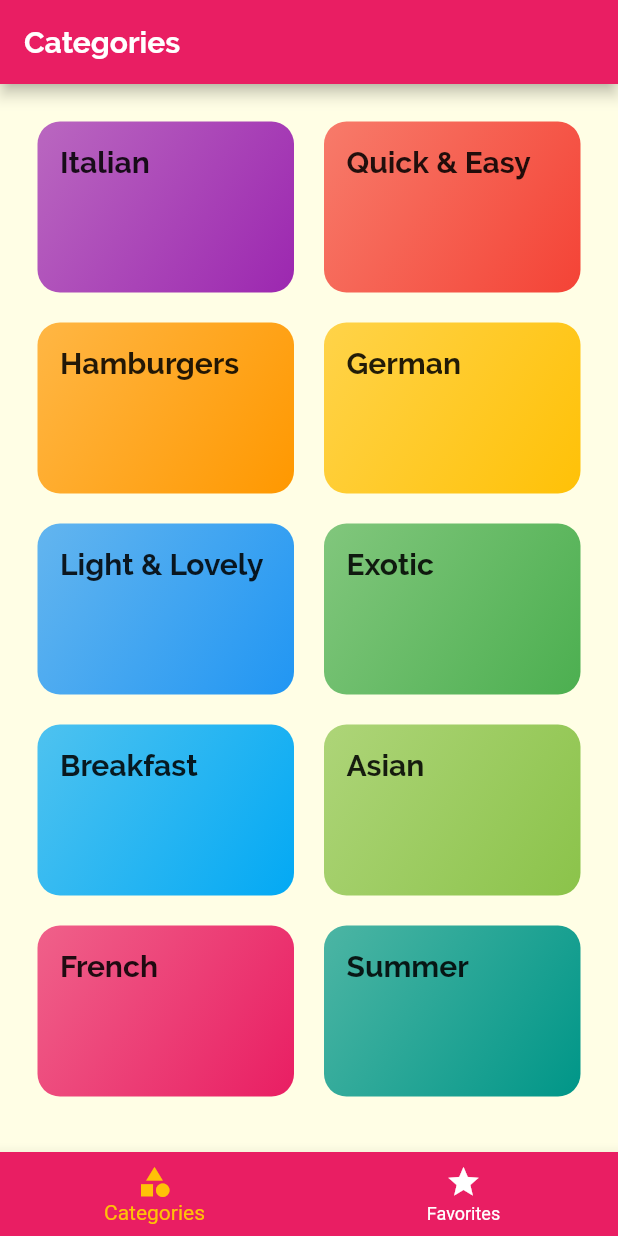
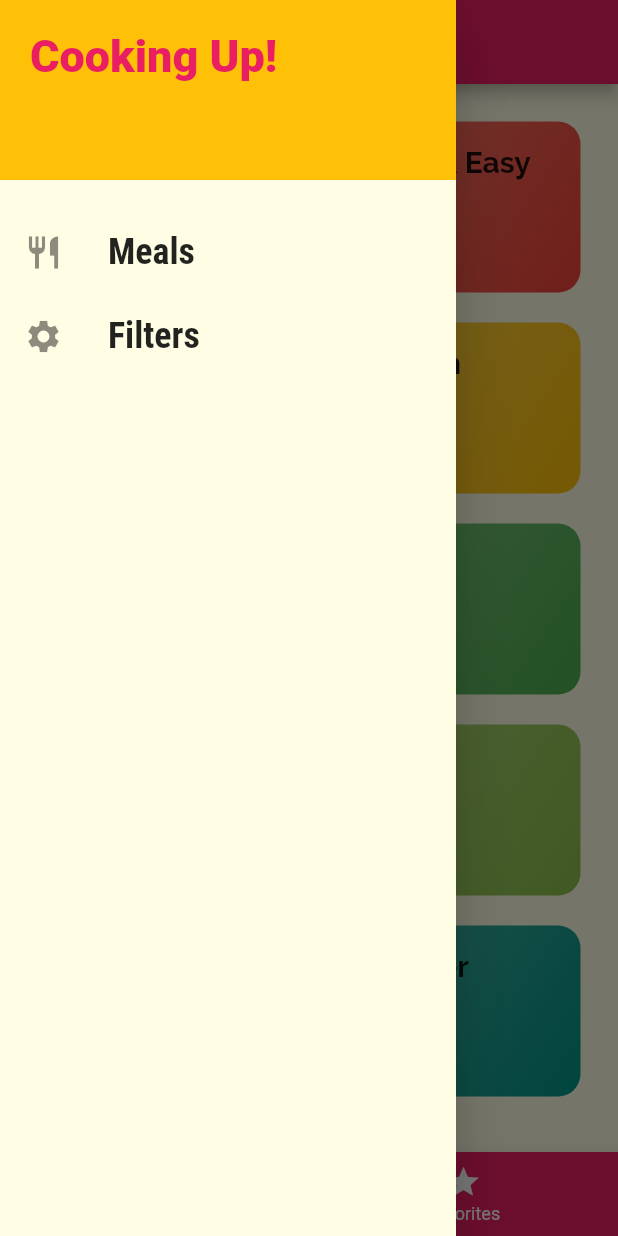
Before and after one commit to ulugbek1060/DeliMeals, a Flutter app: the screen it shows after launch, with the side drawer open (before the commit the screen has no drawer), on a phone screen of 412 x 824 dp. Run offline on Flutter 3.47's test engine with Material 2 defaults, Android fonts, the phone set to English and light mode, and no system bars.

```diff
--- a/lib/main.dart
+++ b/lib/main.dart
@@ -1,9 +1,10 @@
-import 'package:deli_meals/screens/tabs_screen.dart';
 import 'package:flutter/material.dart';
 
 import './screens/categories_screen.dart';
 import './screens/category_meals_screen.dart';
+import './screens/filters_screen.dart';
 import './screens/meal_detail_screen.dart';
+import './screens/tabs_screen.dart';
 
 void main() => runApp(MyApp());
 
@@ -36,9 +37,10 @@ class MyApp extends StatelessWidget {
       // home: const CategoriesScreen(),
       initialRoute: '/',
       routes: {
-        '/' :(context) => const TabsScreen(),
+        '/': (context) => const TabsScreen(),
         CategoryMealsScreen.routeName: (context) => CategoryMealsScreen(),
         MealDetailScreen.routeName: (context) => MealDetailScreen(),
+        FiltersScreen.routeName: (context) => FiltersScreen(),
       },
       onGenerateRoute: (settings) {
         // print(settings.arguments);
--- a/lib/screens/categories_screen.dart
+++ b/lib/screens/categories_screen.dart
@@ -8,8 +8,7 @@ class CategoriesScreen extends StatelessWidget {
 
   @override
   Widget build(BuildContext context) {
-    return Container(
-      child:GridView(
+    return GridView(
       padding: const EdgeInsets.all(25),
       gridDelegate: const SliverGridDelegateWithMaxCrossAxisExtent(
         maxCrossAxisExtent: 200,
@@ -26,7 +25,6 @@ class CategoriesScreen extends StatelessWidget {
             ),
           )
           .toList(),
-      ),
     );
   }
 }
--- /dev/null
+++ b/lib/screens/filters_screen.dart
@@ -0,0 +1,21 @@
+import 'package:flutter/material.dart';
+
+import '../widget/main_drawer.dart';
+
+class FiltersScreen extends StatelessWidget {
+
+  static const routeName = '/filter-screen';
+
+  @override
+  Widget build(BuildContext context) {
+    return Scaffold(
+      appBar: AppBar(
+        title: const Text('Your Filters'),
+      ),
+      drawer: MainDrawer(),
+      body: const Center(
+        child: Text('Filters!'),
+      ),
+    );
+  }
+}
--- a/lib/screens/tabs_screen.dart
+++ b/lib/screens/tabs_screen.dart
@@ -2,6 +2,7 @@ import 'package:flutter/material.dart';
 
 import './categories_screen.dart';
 import './favorites_screen.dart';
+import '../widget/main_drawer.dart';
 
 class TabsScreen extends StatefulWidget {
   const TabsScreen({Key? key}) : super(key: key);
@@ -37,6 +38,7 @@ class _TabsScreenState extends State<TabsScreen> {
         title: Text(_pages[_selectedPageIndex]['title'].toString()),
       ),
       body: _pages[_selectedPageIndex]['page'] as Widget,
+      drawer: MainDrawer(),
       bottomNavigationBar: BottomNavigationBar(
         onTap: _selectPage,
         backgroundColor: Theme.of(context).primaryColor,
--- /dev/null
+++ b/lib/widget/main_drawer.dart
@@ -0,0 +1,67 @@
+import 'package:flutter/material.dart';
+
+import '../screens/filters_screen.dart';
+
+class MainDrawer extends StatelessWidget {
+  Widget _buildListTile({
+    required String title,
+    required IconData icon,
+    required GestureTapCallback tapHandler,
+  }) {
+    return ListTile(
+      leading: Icon(
+        icon,
+        size: 26,
+      ),
+      title: Text(
+        title,
+        style: const TextStyle(
+          fontFamily: 'RobotoCondensed',
+          fontSize: 24,
+          fontWeight: FontWeight.bold,
+        ),
+      ),
+      onTap: tapHandler,
+    );
+  }
+
+  @override
+  Widget build(BuildContext context) {
+    return Drawer(
+      child: Column(
+        children: [
+          Container(
+            height: 120,
+            width: double.infinity,
+            padding: const EdgeInsets.all(20),
+            color: Theme.of(context).accentColor,
+            child: Text(
+              'Cooking Up!',
+              style: TextStyle(
+                fontWeight: FontWeight.w900,
+                fontSize: 30,
+                color: Theme.of(context).primaryColor,
+              ),
+            ),
+          ),
+          const SizedBox(height: 20),
+          _buildListTile(
+            title: 'Meals',
+            icon: Icons.restaurant,
+            tapHandler: () {
+              Navigator.of(context).pushReplacementNamed('/');
+            },
+          ),
+          _buildListTile(
+            title: 'Filters',
+            icon: Icons.settings,
+            tapHandler: () {
+              Navigator.of(context)
+                  .pushReplacementNamed(FiltersScreen.routeName);
+            },
+          )
+        ],
+      ),
+    );
+  }
+}
```
Lines whose indentation alone changed are shown as unchanged.
